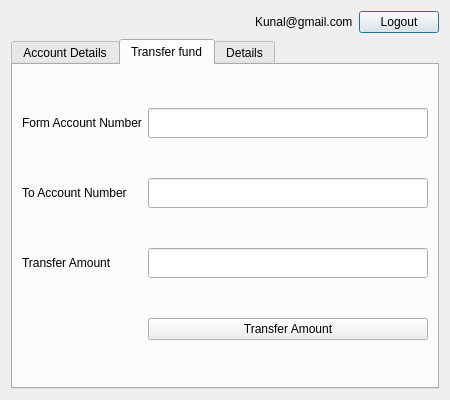
kunalgavhane12/QtPractice, file MyApp/profilepage.ui: the form before one commit.
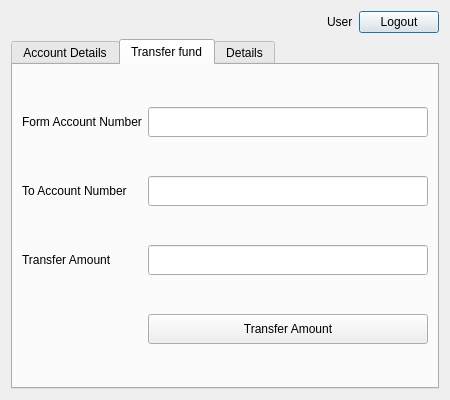
The form after the commit. The open tabs and pages were chosen to show the change.

What changed in the file:
```diff
--- a/MyApp/profilepage.ui
+++ b/MyApp/profilepage.ui
@@ -32,7 +32,7 @@
      <item>
       <widget class="QLabel" name="label_Username">
        <property name="text">
-        <string>Kunal@gmail.com</string>
+        <string>User</string>
        </property>
       </widget>
      </item>
@@ -116,6 +116,12 @@
         <layout class="QGridLayout" name="gridLayout_2">
          <item row="3" column="1">
           <widget class="QPushButton" name="pushButton_TransferAmount">
+           <property name="minimumSize">
+            <size>
+             <width>30</width>
+             <height>30</height>
+            </size>
+           </property>
            <property name="text">
             <string>Transfer Amount</string>
            </property>
@@ -130,6 +136,9 @@
          </item>
          <item row="0" column="1">
           <widget class="QLineEdit" name="lineEdit_FromAccountNo">
+           <property name="enabled">
+            <bool>true</bool>
+           </property>
            <property name="minimumSize">
             <size>
              <width>30</width>
```
Left out of the diff: 15 changed lines with no effect on the pictures.
